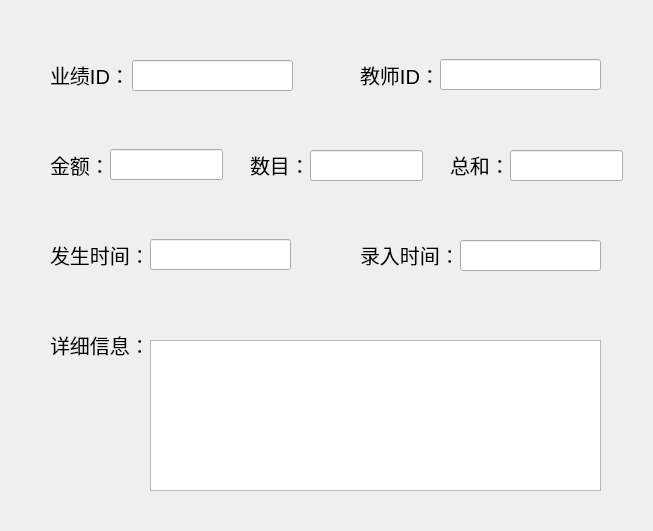
First picture: the form in resources/ui/perforDetailWindow.ui, repository holyswordZZQ/TPSES, before the edit.
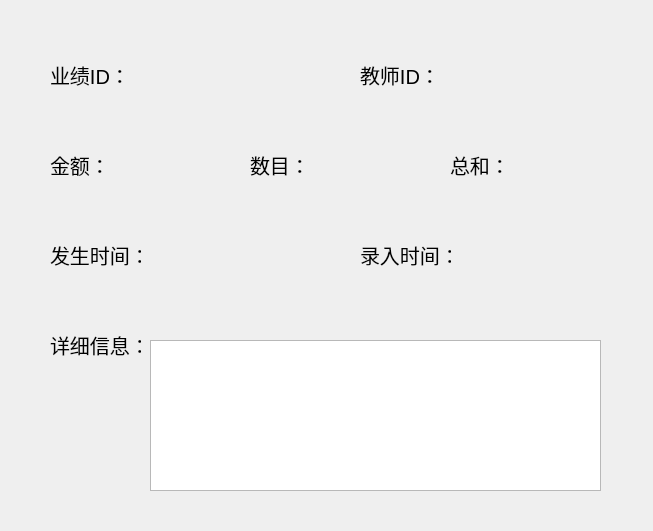
Second picture: the form after the edit.

```diff
--- a/resources/ui/perforDetailWindow.ui
+++ b/resources/ui/perforDetailWindow.ui
@@ -157,97 +157,6 @@
     <string>详细信息：</string>
    </property>
   </widget>
-  <widget class="QLineEdit" name="perforIDEdit">
-   <property name="geometry">
-    <rect>
-     <x>132</x>
-     <y>60</y>
-     <width>161</width>
-     <height>31</height>
-    </rect>
-   </property>
-   <property name="readOnly">
-    <bool>true</bool>
-   </property>
-  </widget>
-  <widget class="QLineEdit" name="teacherIDEdit">
-   <property name="geometry">
-    <rect>
-     <x>440</x>
-     <y>59</y>
-     <width>161</width>
-     <height>31</height>
-    </rect>
-   </property>
-   <property name="readOnly">
-    <bool>true</bool>
-   </property>
-  </widget>
-  <widget class="QLineEdit" name="moneyEdit">
-   <property name="geometry">
-    <rect>
-     <x>110</x>
-     <y>149</y>
-     <width>113</width>
-     <height>31</height>
-    </rect>
-   </property>
-   <property name="readOnly">
-    <bool>true</bool>
-   </property>
-  </widget>
-  <widget class="QLineEdit" name="numEdit">
-   <property name="geometry">
-    <rect>
-     <x>310</x>
-     <y>150</y>
-     <width>113</width>
-     <height>31</height>
-    </rect>
-   </property>
-   <property name="readOnly">
-    <bool>true</bool>
-   </property>
-  </widget>
-  <widget class="QLineEdit" name="sumEdit">
-   <property name="geometry">
-    <rect>
-     <x>510</x>
-     <y>150</y>
-     <width>113</width>
-     <height>31</height>
-    </rect>
-   </property>
-   <property name="readOnly">
-    <bool>true</bool>
-   </property>
-  </widget>
-  <widget class="QLineEdit" name="happentimeEdit">
-   <property name="geometry">
-    <rect>
-     <x>150</x>
-     <y>239</y>
-     <width>141</width>
-     <height>31</height>
-    </rect>
-   </property>
-   <property name="readOnly">
-    <bool>true</bool>
-   </property>
-  </widget>
-  <widget class="QLineEdit" name="updatetimeEdit">
-   <property name="geometry">
-    <rect>
-     <x>460</x>
-     <y>240</y>
-     <width>141</width>
-     <height>31</height>
-    </rect>
-   </property>
-   <property name="readOnly">
-    <bool>true</bool>
-   </property>
-  </widget>
   <widget class="QTextEdit" name="detailInfoEdit">
    <property name="geometry">
     <rect>
@@ -261,6 +170,97 @@
     <bool>true</bool>
    </property>
   </widget>
+  <widget class="QLabel" name="perforIDEdit">
+   <property name="geometry">
+    <rect>
+     <x>140</x>
+     <y>60</y>
+     <width>91</width>
+     <height>31</height>
+    </rect>
+   </property>
+   <property name="text">
+    <string/>
+   </property>
+  </widget>
+  <widget class="QLabel" name="teacherIDEdit">
+   <property name="geometry">
+    <rect>
+     <x>450</x>
+     <y>60</y>
+     <width>91</width>
+     <height>31</height>
+    </rect>
+   </property>
+   <property name="text">
+    <string/>
+   </property>
+  </widget>
+  <widget class="QLabel" name="moneyEdit">
+   <property name="geometry">
+    <rect>
+     <x>120</x>
+     <y>150</y>
+     <width>91</width>
+     <height>31</height>
+    </rect>
+   </property>
+   <property name="text">
+    <string/>
+   </property>
+  </widget>
+  <widget class="QLabel" name="numEdit">
+   <property name="geometry">
+    <rect>
+     <x>320</x>
+     <y>150</y>
+     <width>81</width>
+     <height>31</height>
+    </rect>
+   </property>
+   <property name="text">
+    <string/>
+   </property>
+  </widget>
+  <widget class="QLabel" name="sumEdit">
+   <property name="geometry">
+    <rect>
+     <x>510</x>
+     <y>150</y>
+     <width>91</width>
+     <height>31</height>
+    </rect>
+   </property>
+   <property name="text">
+    <string/>
+   </property>
+  </widget>
+  <widget class="QLabel" name="happentimeEdit">
+   <property name="geometry">
+    <rect>
+     <x>160</x>
+     <y>240</y>
+     <width>141</width>
+     <height>31</height>
+    </rect>
+   </property>
+   <property name="text">
+    <string/>
+   </property>
+  </widget>
+  <widget class="QLabel" name="updatetimeEdit">
+   <property name="geometry">
+    <rect>
+     <x>470</x>
+     <y>240</y>
+     <width>111</width>
+     <height>31</height>
+    </rect>
+   </property>
+   <property name="text">
+    <string/>
+   </property>
+  </widget>
  </widget>
  <resources/>
  <connections/>
```
